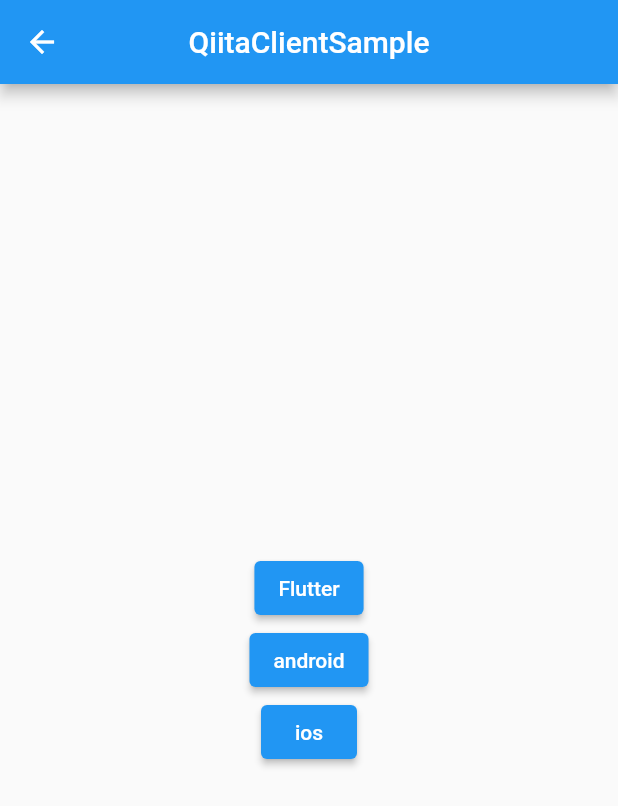
After one commit to gitknkn/flutter_tutorial, a Flutter app: the screen it shows after launch, after a tap on "QiitaClient", on a phone screen of 412 x 824 dp. The commit adds this screen. Shown: the top 806 px of the screen. Run offline on Flutter 3.47's test engine with Material 2 defaults, Android fonts, the phone set to English and light mode, and no system bars; our stand-ins replace badges, dio, flutter_riverpod, freezed_annotation, pretty_dio_logger, retrofit and 1 more; generated files the repository leaves out were written again.

Commit message:
qiita-client 完成

```diff
--- a/lib/main.dart
+++ b/lib/main.dart
@@ -3,8 +3,16 @@ import 'package:youtube_demo/async/async_screen.dart';
 import 'package:youtube_demo/practice1/youtube_screen.dart';
 import 'package:youtube_demo/practice2/sumo-screen.dart';
 import 'package:youtube_demo/practice3/merukari-screen.dart';
+import 'package:youtube_demo/mvvm/screen/home/home_screen.dart';
+import 'package:flutter_riverpod/flutter_riverpod.dart';
 
-void main() => runApp(MyApp());
+void main() {
+  runApp(
+    ProviderScope(
+      child: MyApp(),
+    ),
+  );
+}
 
 class MyApp extends StatelessWidget {
   @override
@@ -17,6 +25,7 @@ class MyApp extends StatelessWidget {
         '/practice3/merukari-screen': (BuildContext context) =>
             MerukariScreen(),
         '/async/async_screen': (context) => AsyncScreen(),
+        '/mvvm/screen/home/home_screen': (context) => HomeScreen(),
       },
     );
   }
@@ -81,6 +90,18 @@ class MainScreen extends StatelessWidget {
                 ),
               ),
             ),
+            Container(
+              color: Colors.black,
+              child: Center(
+                child: ElevatedButton(
+                  child: Text('QiitaClient'),
+                  onPressed: () {
+                    Navigator.of(context)
+                        .pushNamed('/mvvm/screen/home/home_screen');
+                  },
+                ),
+              ),
+            ),
           ],
         ),
       ),
--- /dev/null
+++ b/lib/mvvm/model/qiita_item.dart
@@ -0,0 +1,31 @@
+import 'package:freezed_annotation/freezed_annotation.dart';
+import 'package:youtube_demo/mvvm/model/qiita_tag.dart';
+import 'package:youtube_demo/mvvm/model/qiita_user.dart';
+
+part 'qiita_item.freezed.dart';
+
+part 'qiita_item.g.dart';
+
+@freezed
+abstract class QiitaItem with _$QiitaItem {
+  const factory QiitaItem({
+    @JsonKey(name: 'render_body') String renderBody,
+    String body,
+    bool coediting,
+    @JsonKey(name: "comments_count") int commentsCount,
+    @JsonKey(name: "created_at") String createdAt,
+    String id,
+    @JsonKey(name: "likes_count") int likesCount,
+    bool private,
+    @JsonKey(name: "reactionsCount") int reactionsCount,
+    List<QiitaTag> tags,
+    String title,
+    @JsonKey(name: "updated_at") String updatedAt,
+    String url,
+    QiitaUser user,
+    @JsonKey(name: "page_views_count") int pageViewsCount,
+  }) = QiitaItem_;
+
+  factory QiitaItem.fromJson(Map<String, dynamic> json) =>
+      _$QiitaItemFromJson(json);
+}
--- /dev/null
+++ b/lib/mvvm/model/qiita_tag.dart
@@ -0,0 +1,14 @@
+import 'package:freezed_annotation/freezed_annotation.dart';
+part 'qiita_tag.freezed.dart';
+part 'qiita_tag.g.dart';
+
+@freezed
+abstract class QiitaTag with _$QiitaTag {
+  const factory QiitaTag({
+    String name,
+    List<String> versions,
+  }) = _QiitaTag;
+
+  factory QiitaTag.fromJson(Map<String, dynamic> json) =>
+      _$QiitaTagFromJson(json);
+}
--- /dev/null
+++ b/lib/mvvm/model/qiita_user.dart
@@ -0,0 +1,30 @@
+import 'package:freezed_annotation/freezed_annotation.dart';
+
+part 'qiita_user.freezed.dart';
+
+part 'qiita_user.g.dart';
+
+@freezed
+abstract class QiitaUser with _$QiitaUser {
+  const factory QiitaUser({
+    String description,
+    @JsonKey(name: "facebook_id") String facebookId,
+    @JsonKey(name: "followees_count") int followeesCount,
+    @JsonKey(name: "followers_count") int followersCount,
+    @JsonKey(name: "github_login_name") String githubLoginName,
+    String id,
+    @JsonKey(name: "items_count") int itemsCount,
+    @JsonKey(name: "linkedin_id") String linkedinId,
+    String location,
+    String name,
+    String organization,
+    @JsonKey(name: "permanent_id") int permanentId,
+    @JsonKey(name: "profile_image_url") String profileImageUrl,
+    @JsonKey(name: "team_only") bool teamOnly,
+    @JsonKey(name: "twitter_screen_name") String twitterScreenName,
+    @JsonKey(name: "website_url") String webSiteUrl,
+  }) = _QiitaUser;
+
+  factory QiitaUser.fromJson(Map<String, dynamic> json) =>
+      _$QiitaUserFromJson(json);
+}
--- /dev/null
+++ b/lib/mvvm/screen/home/home_screen.dart
@@ -0,0 +1,105 @@
+import 'package:flutter/material.dart';
+import 'package:youtube_demo/mvvm/model/qiita_item.dart';
+import 'package:youtube_demo/mvvm/screen/home/home_screen_notifier.dart';
+import 'package:youtube_demo/mvvm/state/home_state.dart';
+import 'package:flutter_riverpod/flutter_riverpod.dart';
+
+final homeStateNotifier = StateNotifierProvider((ref) => HomeStateNotifier());
+
+class HomeScreen extends ConsumerWidget {
+  @override
+  Widget build(BuildContext context, ScopedReader watch) {
+    final state = watch(homeStateNotifier.state);
+
+    return WillPopScope(
+      onWillPop: state.isReadyData
+          ? () {
+              context.read(homeStateNotifier).onBackHome();
+              return Future.value(false);
+            }
+          : null,
+      child: Scaffold(
+        appBar: AppBar(
+          title: state.isReadyData
+              ? Text(state.currentTag)
+              : Text('QiitaClientSample'),
+          centerTitle: true,
+        ),
+        body: Stack(children: [
+          Container(
+            child: Center(
+              child: state.isReadyData
+                  ? _createListView(
+                      context,
+                      state.qiitaItems,
+                    )
+                  : _createSearchButtons(
+                      context,
+                      state,
+                    ),
+            ),
+          ),
+          state.isLoading
+              ? Container(
+                  color: Color(0x88000000),
+                  child: Center(
+                    child: CircularProgressIndicator(),
+                  ),
+                )
+              : Container(),
+        ]),
+      ),
+    );
+  }
+
+  Widget _createListView(BuildContext context, List<QiitaItem> qiitaItems) {
+    return ListView.builder(
+      itemBuilder: (context, index) {
+        final item = qiitaItems[index];
+        return Container(
+          padding: EdgeInsets.only(top: 4, bottom: 4, left: 8, right: 8),
+          constraints: BoxConstraints(minHeight: 96, maxHeight: 96),
+          child: Card(
+            elevation: 8,
+            child: Container(
+              alignment: Alignment.centerLeft,
+              padding: EdgeInsets.all(16),
+              child: Text(
+                item.title,
+                style: TextStyle(fontSize: 16, fontWeight: FontWeight.bold),
+              ),
+            ),
+          ),
+        );
+      },
+      itemCount: qiitaItems.length,
+    );
+  }
+
+  Widget _createSearchButtons(BuildContext context, HomeState state) {
+    return Container(
+      child: Container(
+        child: Column(
+          mainAxisAlignment: MainAxisAlignment.center,
+          children: [
+            ElevatedButton(
+              onPressed: () =>
+                  context.read(homeStateNotifier).fetchQiitaItems("flutter"),
+              child: Text("Flutter"),
+            ),
+            ElevatedButton(
+              onPressed: () =>
+                  context.read(homeStateNotifier).fetchQiitaItems("android"),
+              child: Text("android"),
+            ),
+            ElevatedButton(
+              onPressed: () =>
+                  context.read(homeStateNotifier).fetchQiitaItems("ios"),
+              child: Text("ios"),
+            ),
+          ],
+        ),
+      ),
+    );
+  }
+}
--- /dev/null
+++ b/lib/mvvm/state/home_state.dart
@@ -0,0 +1,14 @@
+import 'package:freezed_annotation/freezed_annotation.dart';
+import 'package:youtube_demo/mvvm/model/qiita_item.dart';
+
+part 'home_state.freezed.dart';
+
+@freezed
+abstract class HomeState with _$HomeState {
+  const factory HomeState({
+    @Default(false) bool isLoading,
+    @Default(false) bool isReadyData,
+    List<QiitaItem> qiitaItems,
+    String currentTag,
+  }) = _HomeState;
+}
```
Also changed, not shown: lib/mvvm/api/qiita_api_client.dart (added, +21 -0 lines), lib/mvvm/repository/qiita_repository.dart (added, +10 -0 lines), lib/mvvm/screen/home/home_screen_notifier.dart (added, +36 -0 lines), pubspec.yaml (+12 -0 lines), lib/mvvm/api/qiita_api_client.g.dart (added), lib/mvvm/model/qiita_item.freezed.dart (added), lib/mvvm/model/qiita_item.g.dart (added), lib/mvvm/model/qiita_tag.freezed.dart (added), lib/mvvm/model/qiita_tag.g.dart (added), lib/mvvm/model/qiita_user.freezed.dart (added), lib/mvvm/model/qiita_user.g.dart (added), lib/mvvm/state/home_state.freezed.dart (added), pubspec.lock, 1 other file.
